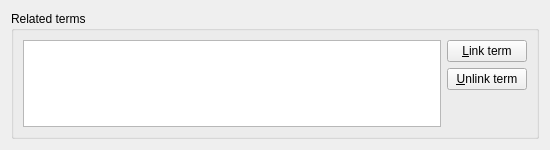
This is src/widgets/qtdesigner/QTermLinks.ui in aparaatti/definator as Qt 5 draws it before an edit. The edited form follows.
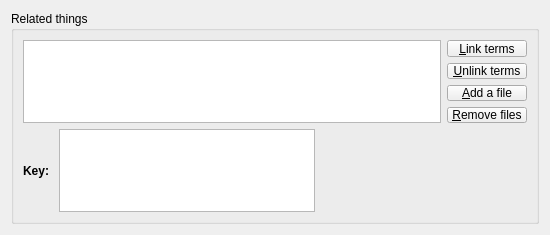
This is the edited form.

Commit message: linked terms, images, files lists

```diff
--- a/src/widgets/qtdesigner/QTermLinks.ui
+++ b/src/widgets/qtdesigner/QTermLinks.ui
@@ -7,7 +7,7 @@
     <x>0</x>
     <y>0</y>
     <width>550</width>
-    <height>150</height>
+    <height>235</height>
    </rect>
   </property>
   <property name="sizePolicy">
@@ -25,7 +25,7 @@
   <property name="windowTitle">
    <string>Term linker</string>
   </property>
-  <layout class="QVBoxLayout" name="verticalLayout_2">
+  <layout class="QHBoxLayout" name="horizontalLayout_4">
    <item>
     <widget class="QGroupBox" name="groupBoxTermLinker">
      <property name="sizePolicy">
@@ -41,9 +41,9 @@
       </size>
      </property>
      <property name="title">
-      <string>Related terms</string>
+      <string>Related things</string>
      </property>
-     <layout class="QHBoxLayout" name="horizontalLayout_2">
+     <layout class="QVBoxLayout" name="verticalLayout_2">
       <item>
        <layout class="QHBoxLayout" name="horizontalLayout">
         <item>
@@ -55,7 +55,7 @@
            </sizepolicy>
           </property>
           <property name="autoFillBackground">
-           <bool>false</bool>
+           <bool>true</bool>
           </property>
           <property name="frameShape">
            <enum>QFrame::StyledPanel</enum>
@@ -79,7 +79,7 @@
            <enum>Qt::DashLine</enum>
           </property>
           <property name="sortingEnabled">
-           <bool>true</bool>
+           <bool>false</bool>
           </property>
           <property name="cornerButtonEnabled">
            <bool>true</bool>
@@ -111,33 +111,111 @@
           <column/>
          </widget>
         </item>
+        <item>
+         <layout class="QVBoxLayout" name="verticalLayout">
+          <item>
+           <widget class="QPushButton" name="buttonLinkTerms">
+            <property name="text">
+             <string>&amp;Link terms</string>
+            </property>
+           </widget>
+          </item>
+          <item>
+           <widget class="QPushButton" name="buttonUnlinkTerms">
+            <property name="text">
+             <string>&amp;Unlink terms</string>
+            </property>
+           </widget>
+          </item>
+          <item>
+           <widget class="QPushButton" name="buttonAddFile">
+            <property name="text">
+             <string>&amp;Add a file</string>
+            </property>
+           </widget>
+          </item>
+          <item>
+           <widget class="QPushButton" name="buttonRemoveFiles">
+            <property name="text">
+             <string>&amp;Remove files</string>
+            </property>
+           </widget>
+          </item>
+          <item>
+           <spacer name="verticalSpacer">
+            <property name="orientation">
+             <enum>Qt::Vertical</enum>
+            </property>
+            <property name="sizeHint" stdset="0">
+             <size>
+              <width>20</width>
+              <height>40</height>
+             </size>
+            </property>
+           </spacer>
+          </item>
+         </layout>
+        </item>
        </layout>
       </item>
       <item>
-       <layout class="QVBoxLayout" name="verticalLayout">
+       <layout class="QHBoxLayout" name="horizontalLayout_2">
         <item>
-         <widget class="QPushButton" name="buttonLinkTerm">
+         <widget class="QLabel" name="labelKeys">
+          <property name="font">
+           <font>
+            <weight>75</weight>
+            <bold>true</bold>
+           </font>
+          </property>
+          <property name="locale">
+           <locale language="English" country="UnitedKingdom"/>
+          </property>
           <property name="text">
-           <string>&amp;Link term</string>
+           <string>Key: </string>
           </property>
          </widget>
         </item>
         <item>
-         <widget class="QPushButton" name="buttonUnlinkTerm">
-          <property name="text">
-           <string>&amp;Unlink term</string>
+         <widget class="QTableWidget" name="keyTableWidget">
+          <property name="sizePolicy">
+           <sizepolicy hsizetype="Expanding" vsizetype="Minimum">
+            <horstretch>0</horstretch>
+            <verstretch>0</verstretch>
+           </sizepolicy>
           </property>
+          <property name="verticalScrollBarPolicy">
+           <enum>Qt::ScrollBarAlwaysOff</enum>
+          </property>
+          <property name="horizontalScrollBarPolicy">
+           <enum>Qt::ScrollBarAlwaysOff</enum>
+          </property>
+          <property name="showGrid">
+           <bool>false</bool>
+          </property>
+          <property name="wordWrap">
+           <bool>false</bool>
+          </property>
+          <property name="cornerButtonEnabled">
+           <bool>false</bool>
+          </property>
+          <attribute name="horizontalHeaderVisible">
+           <bool>false</bool>
+          </attribute>
+          <attribute name="verticalHeaderVisible">
+           <bool>false</bool>
+          </attribute>
          </widget>
         </item>
         <item>
-         <spacer name="verticalSpacer">
+         <spacer name="horizontalSpacer">
           <property name="orientation">
-           <enum>Qt::Vertical</enum>
+           <enum>Qt::Horizontal</enum>
           </property>
           <property name="sizeHint" stdset="0">
            <size>
-            <width>20</width>
-            <height>40</height>
+            <width>40</width>
+            <height>20</height>
            </size>
           </property>
          </spacer>
```
The commit also changes 23 other files.
